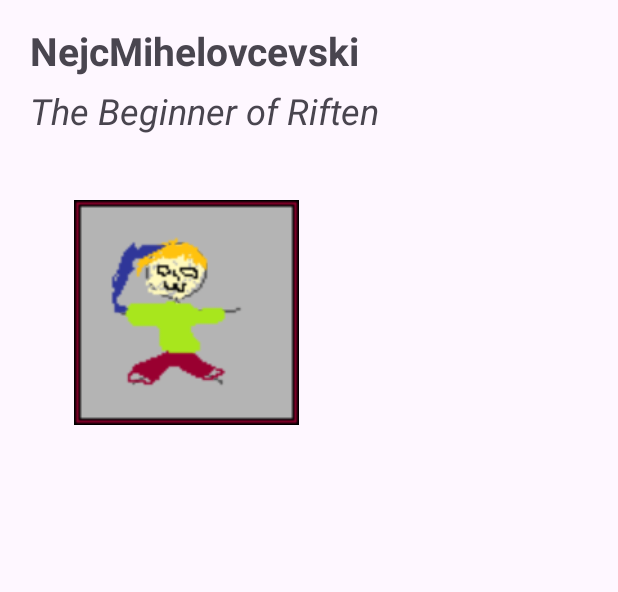
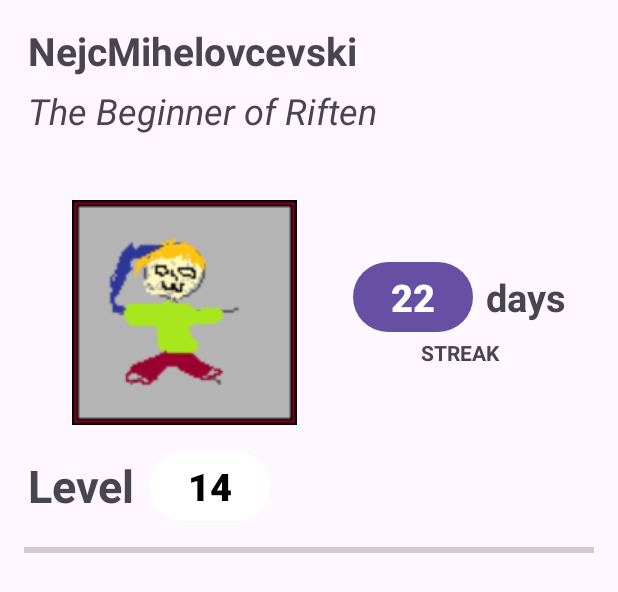
Before and after one commit to nejcmih/HabitQuestTNUV, an Android app: the layout activity_profile.xml on its own in the app's theme, with its tools: preview values and no code run, on a phone screen of 412 x 824 dp. Shown: the top 592 px of the screen. Run offline under Robolectric (Android 15) with nearby library versions, the phone set to English and light mode, and no system bars.

Commit message:
Profile a bit further

```diff
--- a/app/src/main/res/layout/activity_profile.xml
+++ b/app/src/main/res/layout/activity_profile.xml
@@ -11,6 +11,7 @@
         android:layout_height="35dp"
         android:layout_marginStart="16dp"
         android:layout_marginTop="16dp"
+        android:layout_marginEnd="16dp"
         android:autoSizeMaxTextSize="30sp"
         android:autoSizeMinTextSize="12sp"
         android:autoSizeStepGranularity="2sp"
@@ -126,6 +127,96 @@
         app:layout_constraintTop_toTopOf="@+id/imageView5"
         app:srcCompat="@drawable/mec" />
 
+    <Button
+        android:id="@+id/button2"
+        android:layout_width="80dp"
+        android:layout_height="wrap_content"
+        android:layout_marginStart="20dp"
+        android:text="@string/StreakExample"
+        android:textStyle="bold"
+        android:textSize="25sp"
+        app:layout_constraintBottom_toBottomOf="@+id/imageView5"
+        app:layout_constraintEnd_toEndOf="parent"
+        app:layout_constraintHorizontal_bias="0.15"
+        app:layout_constraintStart_toEndOf="@+id/imageView5"
+        app:layout_constraintTop_toTopOf="@+id/imageView5"
+        app:layout_constraintVertical_bias="0.39" /> <!--TODO: Bolj kvadratast oblacek-->
+
+    <TextView
+        android:id="@+id/textView9"
+        android:layout_width="wrap_content"
+        android:layout_height="wrap_content"
+        android:text="@string/daysStreakName"
+        android:textSize="25sp"
+        android:textStyle="bold"
+        app:layout_constraintBottom_toBottomOf="@+id/button2"
+        app:layout_constraintEnd_toEndOf="parent"
+        app:layout_constraintHorizontal_bias="0.2"
+        app:layout_constraintStart_toEndOf="@+id/button2"
+        app:layout_constraintTop_toTopOf="@+id/button2" />
+    <!--TODO: Naredi da se streak napise S T R E A K in se lepo potegne -->
+    <TextView
+        android:id="@+id/textView11"
+        android:layout_width="100dp"
+        android:layout_height="wrap_content"
+        android:text="@string/streak"
+        android:textAlignment="center"
+        android:textStyle="bold"
+        app:layout_constraintBottom_toBottomOf="parent"
+        app:layout_constraintEnd_toEndOf="@+id/textView9"
+        app:layout_constraintStart_toStartOf="@+id/button2"
+        app:layout_constraintTop_toBottomOf="@+id/button2"
+        app:layout_constraintVertical_bias="0.0" />
+
+    <TextView
+        android:id="@+id/textView12"
+        android:layout_width="wrap_content"
+        android:layout_height="wrap_content"
+        android:text="@string/levelProfile"
+        app:layout_constraintBottom_toBottomOf="parent"
+        app:layout_constraintEnd_toEndOf="parent"
+        android:textSize="30sp"
+        android:textStyle="bold"
+        app:layout_constraintHorizontal_bias="0.0"
+        app:layout_constraintStart_toStartOf="@+id/textView10"
+        app:layout_constraintTop_toBottomOf="@+id/imageView5"
+        app:layout_constraintVertical_bias="0.04000002" />
+<!--TODO: Ta gumb naredi bolj kvadratast-->
+    <Button
+        android:id="@+id/button3"
+        android:layout_width="80dp"
+        android:layout_height="wrap_content"
+        android:layout_marginStart="10dp"
+        android:text="@string/LevelExample"
+        android:textSize="25sp"
+        android:textStyle="bold"
+        android:textColor="@color/black"
+        app:layout_constraintBottom_toBottomOf="@+id/textView12"
+        app:layout_constraintEnd_toEndOf="parent"
+        app:layout_constraintHorizontal_bias="0.0"
+        app:layout_constraintStart_toEndOf="@+id/textView12"
+        app:layout_constraintTop_toTopOf="@+id/textView12"
+        android:backgroundTint="@color/white"
+        />
+<!--TODO: Barvo teksta zamenjaj z backgroundom-->
+    <ProgressBar
+        android:id="@+id/progressBar2"
+        style="?android:attr/progressBarStyleHorizontal"
+        android:layout_width="match_parent"
+        android:layout_height="30dp"
+        android:layout_marginStart="16dp"
+        android:layout_marginTop="8dp"
+        android:layout_marginEnd="16dp"
+        app:layout_constraintBottom_toBottomOf="parent"
+        app:layout_constraintEnd_toEndOf="parent"
+        app:layout_constraintStart_toStartOf="parent"
+        app:layout_constraintTop_toBottomOf="@+id/textView12"
+        app:layout_constraintVertical_bias="0.0" />
+    <!--TODO: SKUP ZDRUZI OD STREAKA MAYBE-->
+    <!--TODO: Progressbar je zjeban somehow-->
+
+
+
     <!-- TODO: REFORMAT THE IMAGEVIEWS DA JE TO LOCEN VIEW KI GA POL SEM NOT DAS-->
 
 
--- a/app/src/main/res/values/strings.xml
+++ b/app/src/main/res/values/strings.xml
@@ -1,5 +1,12 @@
 <resources>
     <string name="app_name">HabitQuestTNUV</string>
+    <string name="daysStreakName">days</string>
+    <string name="streak">STREAK</string>
+    <string name="levelProfile">Level</string>
+    <string name="LevelExample">14</string>
+    <string name="StreakExample">22</string>
+    <string name="PlayerNameTest">NejcMihelovcevski</string>
+    <string name="PlayerTitleTest">"The Beginner of Riften"</string>
     <string name="habits_goodhabits">Good habits</string>
     <string name="habits_levelcount">Level 14</string>
     <string name="habits_habitname">Running</string>
@@ -8,8 +15,4 @@
     <string name="habits_focusmultiplierstart">2x</string>
     <string name="habits_focusmultipliercurrent">2.4x</string>
     <string name="habits_focusmultipliernext">3x</string>
-    <string name="PlayerNameTest">NejcMihelovcevski</string>
-    <string name="PlayerTitleTest">"The Beginner of Riften"</string>
-    <string name="habits_add_new_good_habit">+ Add new good habit</string>
-    <string name="habits_focusmultipliervalue">+0.2x/day</string>
 </resources>
```
